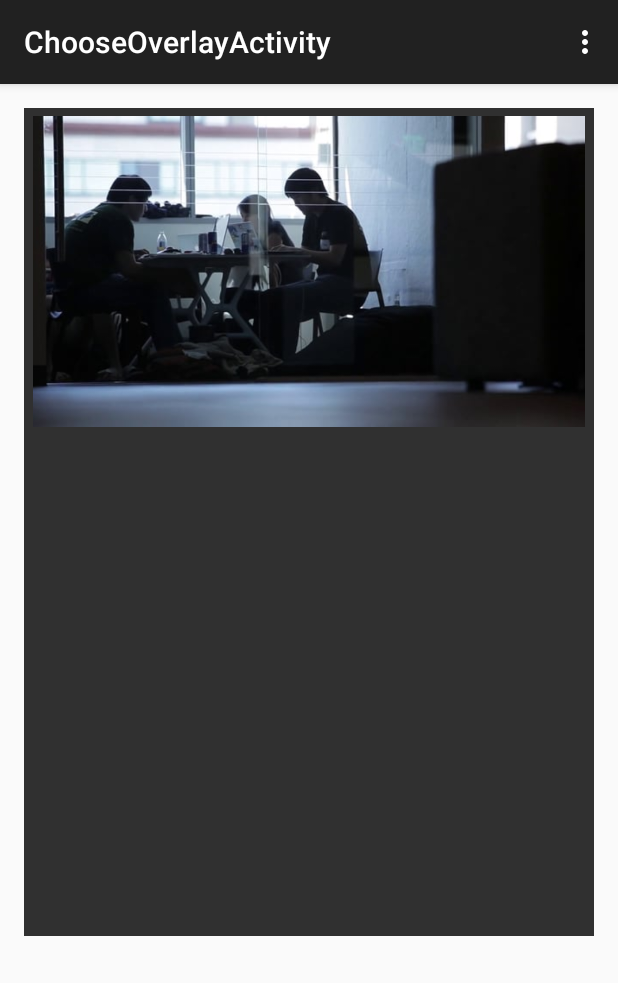
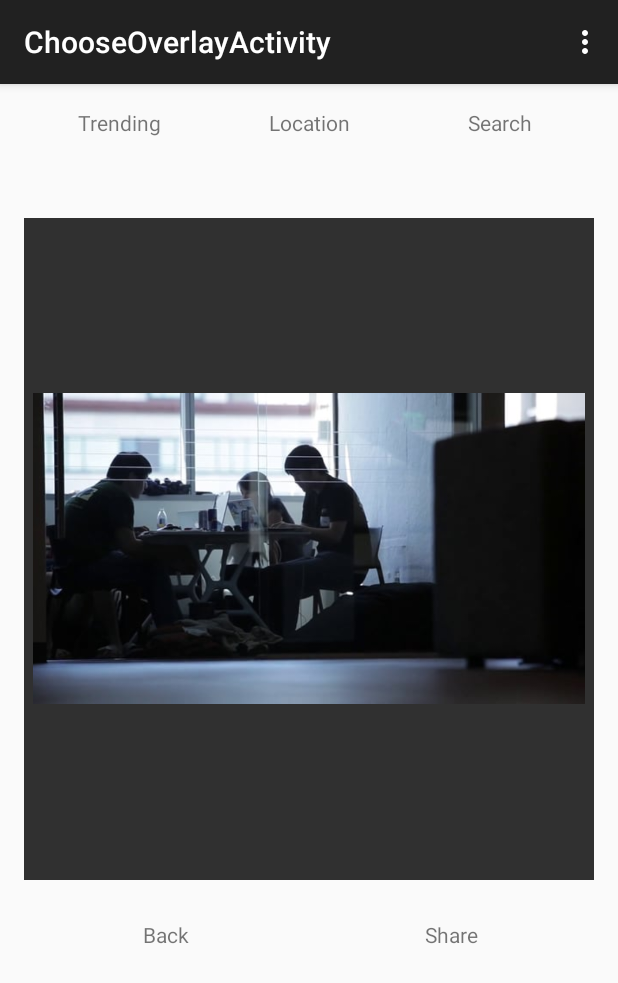
Before and after one commit to dariaev/Overlay, an Android app: the ChooseOverlayActivity screen opened directly, with no data from a screen before it, on a phone screen of 412 x 824 dp. Shown: the top 983 px of the screen. Run offline under Robolectric (Android 15) with nearby library versions, the light colour scheme and no system bars.

Commit message:
basic navigation on for choosing overlay

```diff
--- a/app/src/main/res/layout/activity_choose_overlay.xml
+++ b/app/src/main/res/layout/activity_choose_overlay.xml
@@ -8,6 +8,36 @@
     tools:context="hackfest.overlay.ChooseOverlayActivity"
     android:id="@+id/root_choose_overlay">
 
+
+    <LinearLayout
+        android:orientation="horizontal"
+        android:layout_width="match_parent"
+        android:layout_height="0dp"
+        android:layout_weight=".1"
+        android:layout_gravity="center_horizontal">
+
+        <TextView
+            android:layout_width="0dp"
+            android:layout_weight="1"
+            android:layout_height="wrap_content"
+            android:text="Trending"
+            android:id="@+id/trending"
+            android:gravity="center_horizontal" />
+        <TextView
+            android:layout_width="0dp"
+            android:layout_weight="1"
+            android:layout_height="wrap_content"
+            android:text="Location"
+            android:id="@+id/location"
+            android:gravity="center" />
+        <TextView
+            android:layout_weight="1"
+            android:layout_width="0dp"
+            android:layout_height="wrap_content"
+            android:text="Search"
+            android:id="@+id/Search"
+            android:gravity="center" />
+    </LinearLayout>
 
     <FrameLayout
         android:layout_width="match_parent"
@@ -22,9 +52,35 @@
             android:padding="5dp"
             android:adjustViewBounds="true"
             android:src="@drawable/greylock_sample"
-            android:id="@+id/imageView" />
+            android:id="@+id/imageView"
+            android:layout_gravity="center" />
 
         </FrameLayout>
+
+    <LinearLayout
+        android:orientation="horizontal"
+        android:layout_width="match_parent"
+        android:layout_height="0dp"
+        android:layout_weight=".1"
+        android:layout_gravity="center_horizontal">
+
+        <TextView
+            android:layout_width="0dp"
+            android:layout_weight="1"
+            android:layout_height="wrap_content"
+            android:text="Back"
+            android:id="@+id/back"
+            android:gravity="center_horizontal"
+            android:layout_gravity="center" />
+        <TextView
+            android:layout_width="0dp"
+            android:layout_weight="1"
+            android:layout_height="wrap_content"
+            android:text="Share"
+            android:id="@+id/share"
+            android:gravity="center"
+            android:layout_gravity="center_vertical|right" />
+    </LinearLayout>
 
     <ListView
         android:layout_width="match_parent"
```
